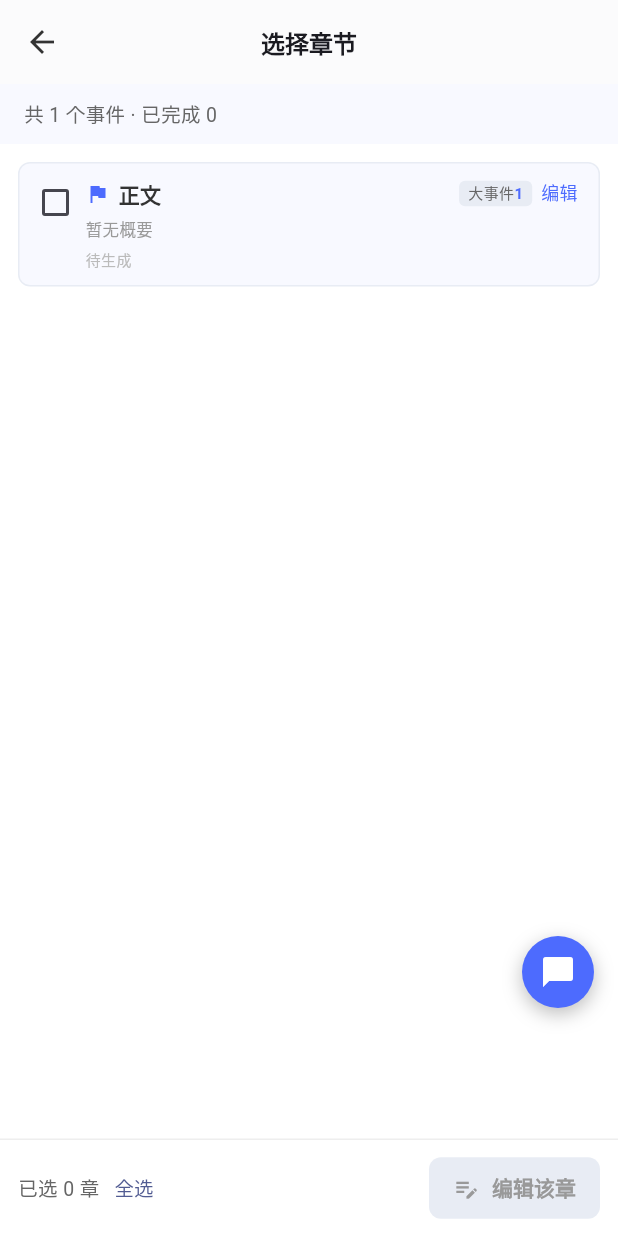
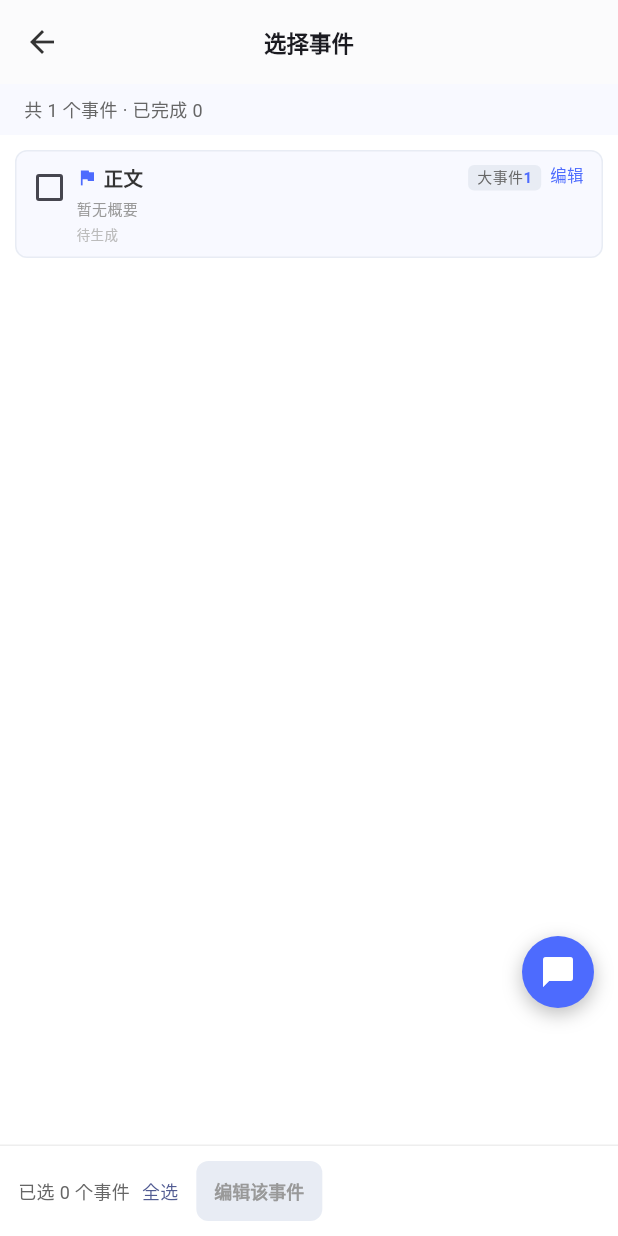
Before and after one commit to xianyvgan2223/ai-novel-platform, a Flutter app: the OutlineEditChapterListPage screen opened directly with empty values, on a phone screen of 412 x 824 dp. Run offline on Flutter 3.47's test engine with Material 3 defaults, Android fonts, the phone set to English and light mode, and no system bars; our stand-ins replace dio, file_picker, flutter_riverpod, sqflite; missing offline and left inert: flutter_displaymode; accounts and stored records are empty.

Commit message:
4.7.17优化页面

```diff
--- a/lib/features/novel_writing/outline_editing/view/page/outline_edit_chapter_list_page.dart
+++ b/lib/features/novel_writing/outline_editing/view/page/outline_edit_chapter_list_page.dart
@@ -22,10 +22,15 @@ class OutlineEditChapterListPage extends StatefulWidget {
 
   @override
   State<OutlineEditChapterListPage> createState() =>
-      _OutlineEditChapterListPageState();
+      OutlineEditChapterListPageState();
 }
 
-class _OutlineEditChapterListPageState
+/// State 类公开（原本是私有的 `_OutlineEditChapterListPageState`）：
+/// 多选的底部操作栏只在「勾了章节」时才有内容，而勾选要经过卡片点击、
+/// 卡片又要先读库——测试环境没有 sqflite，读库必失败，卡片压根渲染不出来。
+/// 因此这里公开两个测试钩子（`debugSetSelectedForTest` / `debugSelectedForTest`），
+/// 让 `test/outline_edit_multi_select_test.dart` 能直接摆出勾选状态验底部栏。
+class OutlineEditChapterListPageState
     extends State<OutlineEditChapterListPage> {
   List<OutlineChapter> _chapters = [];
   final Set<int> _selected = {};
@@ -124,6 +129,7 @@ class _OutlineEditChapterListPageState
   List<OutlineChapter> get _selectedChapters =>
       _chapters.where((c) => c.id != null && _selected.contains(c.id)).toList();
 
+  /// 是否已经全选（用来把「全选」按钮置灰，不再兼作「取消全选」的开关）
   bool get _allSelected =>
       _chapters.isNotEmpty &&
       _chapters.every((c) => c.id != null && _selected.contains(c.id));
@@ -136,17 +142,42 @@ class _OutlineEditChapterListPageState
     });
   }
 
-  void _toggleSelectAll() {
+  /// 全选：一次勾上全部事件。**只做全选，不再兼任「取消全选」**。
+  ///
+  /// 原先这个按钮是双向开关（全选 ☑ 后变成「取消全选」），而它要取消的东西
+  /// 与「取消选择」完全重复——两个按钮做同一件事，还容易点错（想全选却点了取消）。
+  /// 现在清空只剩「取消选择」一个出口：按钮 label 恒为「全选」，已经全选时置灰。
+  void _selectAll() {
     setState(() {
-      if (_allSelected) {
-        _selected.clear();
-      } else {
       _selected
         ..clear()
         ..addAll(_chapters.map((c) => c.id).whereType<int>());
-      }
     });
   }
+
+  /// 取消多选：清空已勾选的事件。
+  ///
+  /// 「编辑所选（N）」是进编辑页，这个方法是**唯一的清空出口**：底部计数旁的
+  /// 「取消选择」，以及返回键 / 返回手势都走它。
+  void _clearSelection() {
+    if (_selected.isEmpty) return;
+    setState(() => _selected.clear());
+  }
+
+  /// 测试钩子：直接摆出章节列表与勾选状态（见类注释）。生产代码不调用。
+  @visibleForTesting
+  void debugSetSelectedForTest(Set<int> ids, {List<OutlineChapter>? chapters}) {
+    setState(() {
+      if (chapters != null) _chapters = chapters;
+      _selected
+        ..clear()
+        ..addAll(ids);
+    });
+  }
+
+  /// 测试钩子：读当前勾选（见类注释）。
+  @visibleForTesting
+  Set<int> get debugSelectedForTest => Set<int>.unmodifiable(_selected);
 
   /// 打开编辑页：[chapters] 为待编辑章节（单章或多章）。
   ///
@@ -156,6 +187,8 @@ class _OutlineEditChapterListPageState
   ///
   /// 返回后按静默方式刷新（编辑页可能改了标题 / 概要），并把列表定位回
   /// 进入编辑页时所显示的区域，而不是跳回顶部（见 shared/list_scroll_offset.dart）。
+  /// 顺手清掉勾选：批量编辑已经完成，留着勾选会让下一眼误以为还要再点一次
+  /// 「编辑所选（N）」。（刷新时本来也会剔掉已不存在的章节，这里一并清空更干脆。）
   Future<void> _openEdit(List<OutlineChapter> chapters) async {
     if (chapters.isEmpty) return;
     final offset = captureScrollOffset(_scrollCtrl);
@@ -165,6 +198,7 @@ class _OutlineEditChapterListPageState
       ),
     );
     if (!mounted) return;
+    setState(() => _selected.clear());
     await _load(showLoading: false);
     if (!mounted) return;
     restoreScrollOffset(_scrollCtrl, offset);
@@ -173,18 +207,36 @@ class _OutlineEditChapterListPageState
   int get _completedCount =>
       _chapters.where((c) => c.status == 'completed').length;
 
+  /// 返回键 / 返回手势：勾了章节时先取消多选，第二次才真正退出页面。
+  /// （勾选是页面内的临时状态，返回键顺手把它清掉，免得退出去再进来还留着）
+  void _onBackPressed() {
+    if (_selected.isNotEmpty) {
+      _clearSelection();
+      return;
+    }
+    Navigator.of(context).pop();
+  }
+
   @override
   Widget build(BuildContext context) {
     final outline = _outline;
     // 大事件序号：与大纲正文里的「大事件N」同一套编号（只数大事件），
     // 显示在卡片的类型标签上（大事件57），方便对上正文与生成记录
     final majorNumbers = majorEventNumbers(_chapters);
-    return Scaffold(
+    return PopScope(
+      // 系统返回手势与顶栏返回键保持同一套行为：先取消多选，再退出页面。
+      // 否则手势一划就把页面退掉，勾选白选了（顶栏按钮却是先清勾选）。
+      canPop: _selected.isEmpty,
+      onPopInvokedWithResult: (didPop, _) {
+        if (didPop) return;
+        _clearSelection();
+      },
+      child: Scaffold(
         backgroundColor: Colors.white,
         appBar: AppBar(
           title: Text(
-          outline.title.isNotEmpty ? outline.title : '选择章节',
-          style: const TextStyle(fontSize: 16, fontWeight: FontWeight.w600),
+            outline.title.isNotEmpty ? outline.title : '选择事件',
+            style: const TextStyle(fontSize: 15, fontWeight: FontWeight.w600),
             maxLines: 1,
             overflow: TextOverflow.ellipsis,
           ),
@@ -193,7 +245,7 @@ class _OutlineEditChapterListPageState
           centerTitle: true,
           leading: IconButton(
             icon: const Icon(Icons.arrow_back, color: Color(0xFF333333)),
-          onPressed: () => Navigator.of(context).pop(),
+            onPressed: _onBackPressed,
           ),
         ),
         bottomNavigationBar: _loading ? null : _buildBottomBar(),
@@ -204,8 +256,8 @@ class _OutlineEditChapterListPageState
             : _chapters.isEmpty
             ? const Center(
                 child: Text(
-                '该小说没有可编辑的章节',
-                style: TextStyle(fontSize: 14, color: Color(0xFF999999)),
+                  '该小说没有可编辑的事件',
+                  style: TextStyle(fontSize: 13, color: Color(0xFF999999)),
                 ),
               )
             : Column(
@@ -214,13 +266,13 @@ class _OutlineEditChapterListPageState
                     width: double.infinity,
                     padding: const EdgeInsets.symmetric(
                       horizontal: 16,
-                    vertical: 10,
+                      vertical: 8,
                     ),
                     color: const Color(0xFFF8F9FF),
                     child: Text(
                       '共 ${_chapters.length} 个事件 · 已完成 $_completedCount',
                       style: const TextStyle(
-                      fontSize: 13,
+                        fontSize: 12,
                         color: Color(0xFF666666),
                       ),
                     ),
@@ -228,7 +280,7 @@ class _OutlineEditChapterListPageState
                   Expanded(
                     child: ListView.builder(
                       controller: _scrollCtrl,
-                    padding: const EdgeInsets.all(12),
+                      padding: const EdgeInsets.all(10),
                       itemCount: _chapters.length,
                       itemBuilder: (context, index) {
                         final ch = _chapters[index];
@@ -244,56 +296,89 @@ class _OutlineEditChapterListPageState
                   ),
                 ],
               ),
+      ),
     );
   }
 
+  /// 底部操作栏：已选数量 + 取消选择 + 全选 + 编辑所选。
+  ///
+  /// 尺寸刻意压小：这一行在 360dp 宽的手机上本来只剩 336dp（减去左右各 12 的
+  /// 内边距），而「已选 N 个事件 + 取消选择 + 全选 + 带图标的大按钮」按原尺寸
+  /// （计数 13 / 按钮 13 + 左右各 10 / 主按钮 14 + 图标 18 + 左右各 16）实测
+  /// **溢出 17px**（真机上就是按钮右边那条黄黑警示条）。现在：字号 13 → 12、
+  /// 主按钮去掉图标（标签本身已经说清是编辑）、内边距 16 → 12，宽度降到 296dp。
+  ///
+  /// 另外给两处文字都加了省略兜底：极窄屏或系统大字体下宁可截断，也不再溢出。
   Widget _buildBottomBar() {
     final count = _selected.length;
     return SafeArea(
       child: Container(
-        padding: const EdgeInsets.fromLTRB(12, 8, 12, 8),
+        padding: const EdgeInsets.fromLTRB(12, 6, 12, 6),
         decoration: const BoxDecoration(
           color: Colors.white,
           border: Border(top: BorderSide(color: Color(0xFFEEEEEE))),
         ),
         child: Row(
           children: [
-            Text(
-              '已选 $count 章',
-              style: const TextStyle(fontSize: 13, color: Color(0xFF666666)),
+            Flexible(
+              child: Text(
+                '已选 $count 个事件',
+                maxLines: 1,
+                overflow: TextOverflow.ellipsis,
+                style: const TextStyle(fontSize: 12, color: Color(0xFF666666)),
               ),
+            ),
+            // 取消多选：勾了事件才出现，一键把勾选清零
+            if (count > 0)
               TextButton(
-              onPressed: _chapters.isEmpty ? null : _toggleSelectAll,
+                onPressed: _clearSelection,
                 style: TextButton.styleFrom(
                   visualDensity: VisualDensity.compact,
                   minimumSize: Size.zero,
-                padding: const EdgeInsets.symmetric(horizontal: 10),
+                  padding: const EdgeInsets.symmetric(horizontal: 8),
                 ),
-              child: Text(
-                _allSelected ? '取消全选' : '全选',
-                style: const TextStyle(fontSize: 13),
+                child: const Text(
+                  '取消选择',
+                  style: TextStyle(fontSize: 12, color: Color(0xFF999999)),
                 ),
               ),
-            const Spacer(),
-            ElevatedButton.icon(
-              onPressed: count == 0 ? null : () => _openEdit(_selectedChapters),
-              icon: const Icon(Icons.edit_note, size: 18),
-              label: Text(count <= 1 ? '编辑该章' : '编辑所选（$count）'),
+            // 全选：只做全选。清空勾选交给「取消选择」，两个按钮不再重复
+            TextButton(
+              onPressed: (_chapters.isEmpty || _allSelected) ? null : _selectAll,
+              style: TextButton.styleFrom(
+                visualDensity: VisualDensity.compact,
+                minimumSize: Size.zero,
+                padding: const EdgeInsets.symmetric(horizontal: 8),
+              ),
+              child: const Text('全选', style: TextStyle(fontSize: 12)),
+            ),
+            const SizedBox(width: 4),
+            Flexible(
+              child: ElevatedButton(
+                onPressed: count == 0
+                    ? null
+                    : () => _openEdit(_selectedChapters),
                 style: ElevatedButton.styleFrom(
                   backgroundColor: const Color(0xFF4D6BFE),
                   foregroundColor: Colors.white,
                   disabledBackgroundColor: const Color(0xFFE8ECF4),
                   disabledForegroundColor: const Color(0xFF999999),
                   padding: const EdgeInsets.symmetric(
-                  horizontal: 16,
-                  vertical: 10,
+                    horizontal: 12,
+                    vertical: 8,
                   ),
                   shape: RoundedRectangleBorder(
                     borderRadius: BorderRadius.circular(8),
                   ),
                   textStyle: const TextStyle(
-                  fontSize: 14,
+                    fontSize: 12,
                     fontWeight: FontWeight.w600,
+                  ),
+                ),
+                child: Text(
+                  count <= 1 ? '编辑该事件' : '编辑所选（$count）',
+                  maxLines: 1,
+                  overflow: TextOverflow.ellipsis,
                 ),
               ),
             ),
@@ -335,8 +420,8 @@ class _ChapterSelectTile extends StatelessWidget {
       onTap: onTap,
       behavior: HitTestBehavior.opaque,
       child: Container(
-        margin: const EdgeInsets.only(bottom: 8),
-        padding: const EdgeInsets.fromLTRB(8, 10, 8, 10),
+        margin: const EdgeInsets.only(bottom: 6),
+        padding: const EdgeInsets.fromLTRB(6, 8, 6, 8),
         decoration: BoxDecoration(
           color: isMajor ? const Color(0xFFF8F9FF) : Colors.white,
           borderRadius: BorderRadius.circular(8),
@@ -351,14 +436,19 @@ class _ChapterSelectTile extends StatelessWidget {
         child: Row(
           crossAxisAlignment: CrossAxisAlignment.start,
           children: [
-            Checkbox(
+            // 复选框：默认 48dp 的点击区在长列表里太占地方，收成 32dp
+            SizedBox(
+              width: 32,
+              height: 32,
+              child: Checkbox(
                 value: selected,
                 onChanged: (_) => onTap(),
                 activeColor: const Color(0xFF4D6BFE),
                 visualDensity: VisualDensity.compact,
                 materialTapTargetSize: MaterialTapTargetSize.shrinkWrap,
               ),
-            const SizedBox(width: 4),
+            ),
+            const SizedBox(width: 2),
             Expanded(
               child: Column(
                 crossAxisAlignment: CrossAxisAlignment.start,
@@ -367,17 +457,17 @@ class _ChapterSelectTile extends StatelessWidget {
                     children: [
                       Icon(
                         isMajor ? Icons.flag : Icons.article_outlined,
-                        size: 16,
+                        size: 14,
                         color: isMajor
                             ? const Color(0xFF4D6BFE)
                             : const Color(0xFF999999),
                       ),
-                      const SizedBox(width: 6),
+                      const SizedBox(width: 4),
                       Expanded(
                         child: Text(
                           chapter.eventTitle,
                           style: TextStyle(
-                            fontSize: isMajor ? 14 : 13,
+                            fontSize: isMajor ? 13 : 12,
                             fontWeight: isMajor
                                 ? FontWeight.w600
                                 : FontWeight.w500,
@@ -387,6 +477,7 @@ class _ChapterSelectTile extends StatelessWidget {
                           overflow: TextOverflow.ellipsis,
                         ),
                       ),
+                      const SizedBox(width: 4),
                       EventTypeTag(
                         isMajor: isMajor,
                         majorNumber: majorNumber,
@@ -399,24 +490,24 @@ class _ChapterSelectTile extends StatelessWidget {
                       ),
                     ],
                   ),
-                  const SizedBox(height: 6),
+                  const SizedBox(height: 4),
                   Text(
                     chapter.eventSummary.trim().isEmpty
                         ? '暂无概要'
                         : chapter.eventSummary.trim(),
                     style: const TextStyle(
-                      fontSize: 11,
-                      height: 1.4,
+                      fontSize: 10,
+                      height: 1.35,
                       color: Color(0xFF999999),
                     ),
                     maxLines: 2,
                     overflow: TextOverflow.ellipsis,
                   ),
-                  const SizedBox(height: 6),
+                  const SizedBox(height: 4),
                   Text(
                     isMajor ? statusText : '$statusText · $words 字',
                     style: TextStyle(
-                      fontSize: 10,
+                      fontSize: 9,
                       color: isCompleted
                           ? const Color(0xFF4CAF50)
                           : const Color(0xFFBBBBBB),
@@ -435,7 +526,7 @@ class _ChapterSelectTile extends StatelessWidget {
               ),
               child: const Text(
                 '编辑',
-                style: TextStyle(fontSize: 12, color: Color(0xFF4D6BFE)),
+                style: TextStyle(fontSize: 11, color: Color(0xFF4D6BFE)),
               ),
             ),
           ],
--- a/lib/features/novel_writing/outline_editing/view/page/outline_edit_page.dart
+++ b/lib/features/novel_writing/outline_editing/view/page/outline_edit_page.dart
@@ -468,7 +468,7 @@ class _OutlineEditPageState extends State<OutlineEditPage> {
         mainAxisSize: MainAxisSize.min,
         children: [
           const Text(
-            '没有可编辑的章节',
+            '没有可编辑的事件',
             style: TextStyle(fontSize: 14, color: Color(0xFF999999)),
           ),
           const SizedBox(height: 10),
--- a/lib/features/novel_writing/outline_editing/view/widget/event_type_tag.dart
+++ b/lib/features/novel_writing/outline_editing/view/widget/event_type_tag.dart
@@ -1,10 +1,13 @@
 import 'package:flutter/material.dart';
 
-/// 事件类型标签：「大事件57」/「章节」。
+/// 事件类型标签：「大事件57」/「事件」。
 ///
 /// 「大纲编辑」的选择事件页与编辑页共用这一处实现，保证两个页面上的类型标签
 /// 与序号写法一致——序号是该大事件在正文里的「大事件N」（见
 /// outline_event_syntax.dart 的 normalizeOutlineText：大事件全篇从 1 连续编号）。
+///
+/// 小事件原先显示「章节」，与卡片上的「N 个事件」「已选 N 个事件」用词不一致
+/// （同一屏里一会儿叫章、一会儿叫事件），统一成「事件」。
 class EventTypeTag extends StatelessWidget {
   final bool isMajor;
 
@@ -38,7 +41,7 @@ class EventTypeTag extends StatelessWidget {
       child: Text.rich(
         TextSpan(
           children: [
-            TextSpan(text: isMajor ? '大事件' : '章节'),
+            TextSpan(text: isMajor ? '大事件' : '事件'),
             if (number != null)
               TextSpan(
                 text: '$number',
```
Also changed, not shown: 2 other files. Lines whose indentation alone changed are shown as unchanged.
